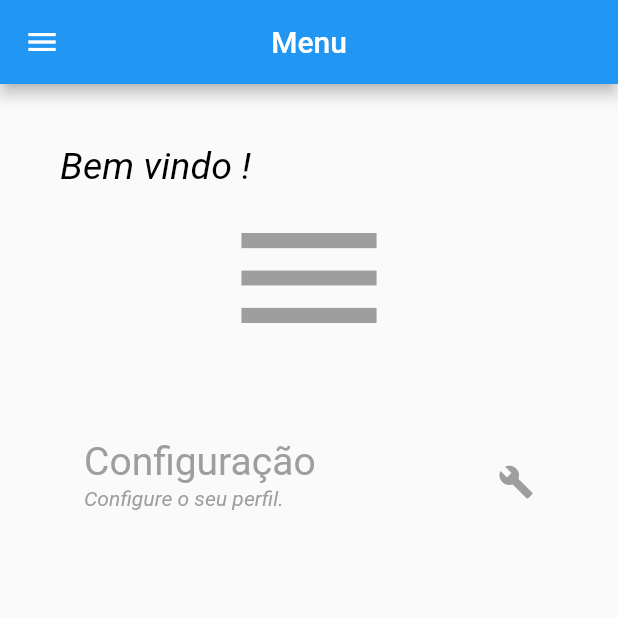
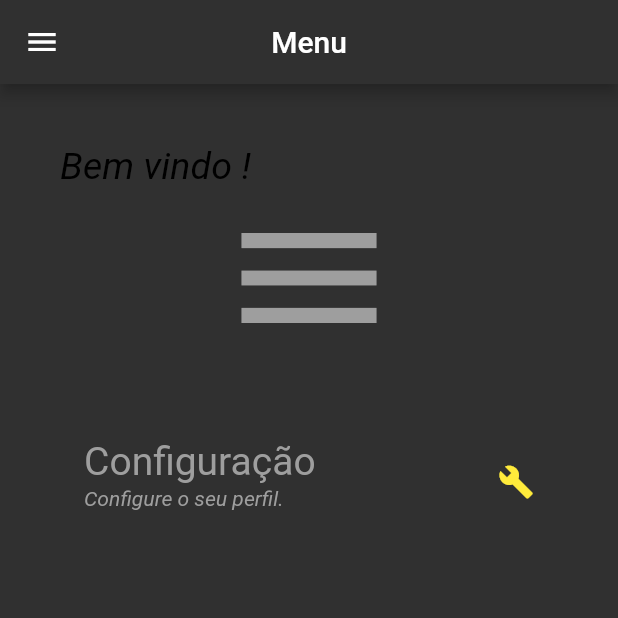
Before and after one commit to ElioPaulino/ELController, a Flutter app: the HomeTela screen opened directly with empty values, on a phone screen of 412 x 824 dp, the top half of it. Run offline on Flutter 3.47's test engine with Material 2 defaults, Android fonts, the phone set to English and light mode, and no system bars; network calls fail.

Commit message:
Commite Lucas - Alterações Layout

```diff
--- a/lib/view/hometela.dart
+++ b/lib/view/hometela.dart
@@ -14,6 +14,7 @@ class _HomeTelaState extends State<HomeTela> {
       appBar: AppBar(
         title: Text("Menu"),
         centerTitle: true,
+        backgroundColor: Colors.grey[850],
       ),
       drawer: Drawer(
         // Add a ListView to the drawer. This ensures the user can scroll
@@ -24,12 +25,17 @@ class _HomeTelaState extends State<HomeTela> {
           padding: EdgeInsets.zero,
           children: <Widget>[
             DrawerHeader(
-              child: Text('Drawer Header'),
+              child: Image.network('lib/imagens/logo1.jpg'),
               decoration: BoxDecoration(
-                color: Colors.blue,
+                color: Colors.grey[850],
               ),
             ),
             ListTile(
+              trailing: Icon(
+                Icons.assignment,
+                color: Colors.black,
+                size: 30,
+              ),
               title: Text('Sobre'),
               onTap: () {
                 Navigator.pushNamed(context, '/sobre');
@@ -54,7 +60,7 @@ class _HomeTelaState extends State<HomeTela> {
       ),
       body: Container(
         padding: EdgeInsets.all(40),
-
+        color: Colors.grey[850],
         //
         // LISTVIEW
         //
@@ -70,7 +76,7 @@ class _HomeTelaState extends State<HomeTela> {
             Icon(Icons.menu, size: 120, color: Colors.grey),
             SizedBox(height: 40),
             ListTile(
-              trailing: Icon(Icons.build, color: Colors.grey),
+              trailing: Icon(Icons.build, color: Colors.yellow),
               title: Text('Configuração',
                   style: TextStyle(fontSize: 26, color: Colors.grey)),
               subtitle: Text('Configure o seu perfil. ',
@@ -82,7 +88,7 @@ class _HomeTelaState extends State<HomeTela> {
                 print('item pressionado');
                 Navigator.pushNamed(context, '/list1');
               },
-              hoverColor: Colors.blue[100],
+              hoverColor: Colors.yellow,
             ),
           ],
         ),
```
Also changed, not shown: lib/main.dart (+19 -12 lines), lib/imagens/logo1.jpg (added).
